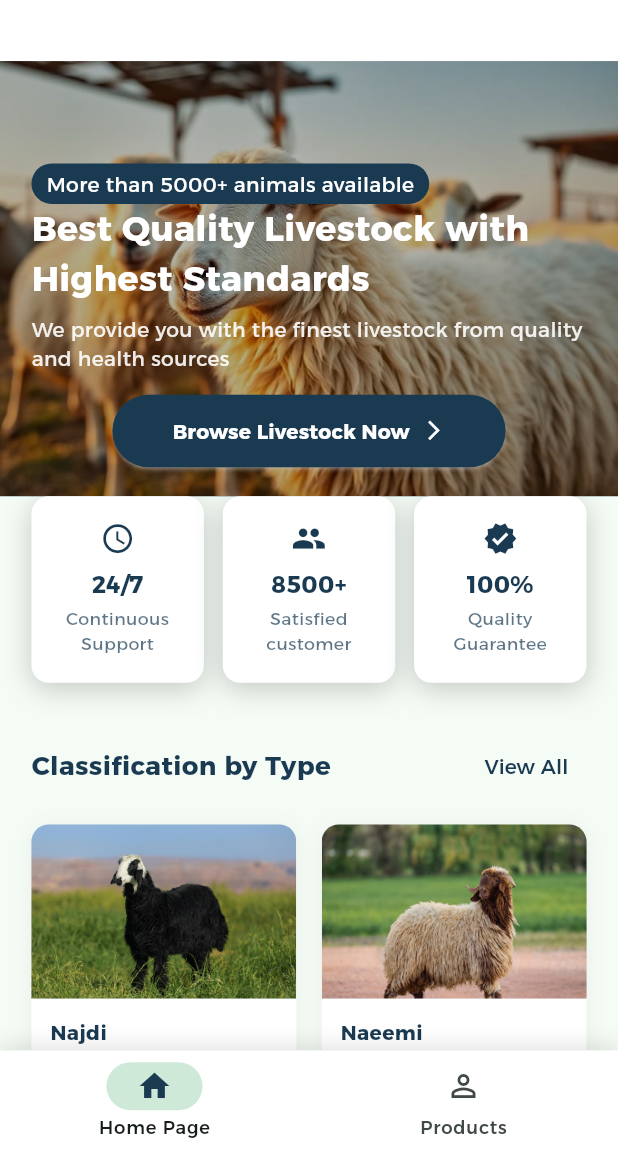
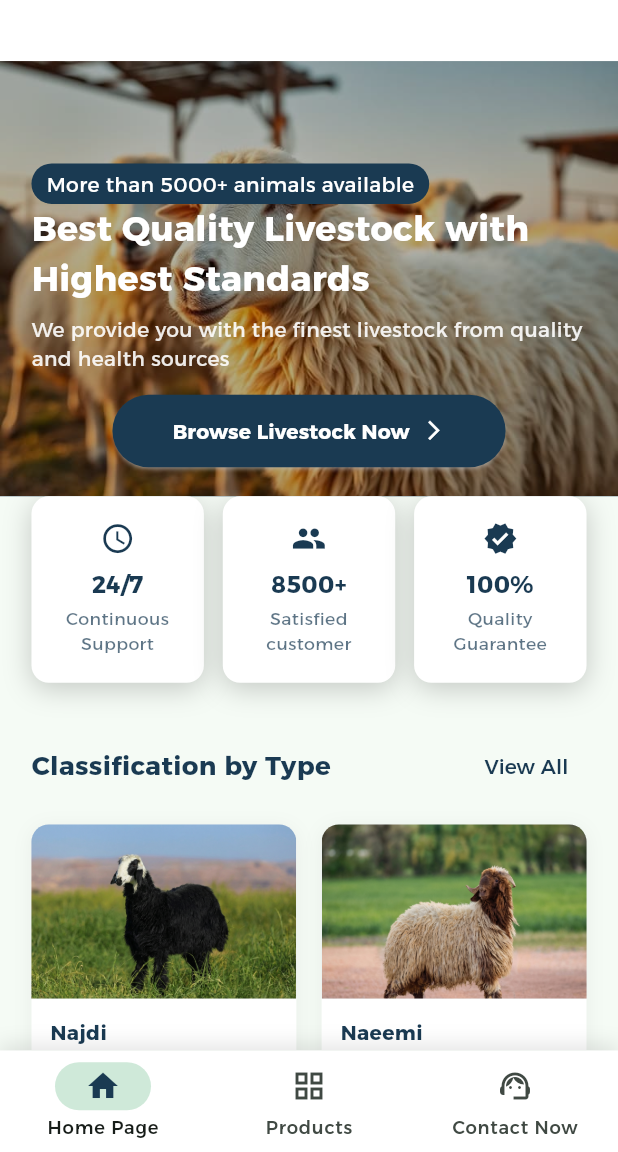
Before and after one commit to Ebtehal612/Rabwat-Alriyad, a Flutter app: the screen it shows after launch, after a tap on "EN", on a phone screen of 412 x 824 dp, the part 84-1236 px from its top. Run offline on Flutter 3.47's test engine with Material 3 defaults, Android fonts, the phone set to English and light mode, and no system bars; drawn by our look-alikes of toastification; our stand-ins replace dio, dropdown_button2, file_picker, flutter_bloc, flutter_dotenv, flutter_screenutil and 13 more; missing offline and left inert: awesome_dio_interceptor.

Commit message:
home ui & bottom bar

```diff
--- a/lib/app/route_manager/app_router.dart
+++ b/lib/app/route_manager/app_router.dart
@@ -3,6 +3,7 @@ import 'package:go_router/go_router.dart';
 import 'package:rabwat_alriyad/core/shared_preferences/prefs_keys.dart';
 import 'package:rabwat_alriyad/core/shared_preferences/shared_prefs.dart';
 import 'package:rabwat_alriyad/presentation/bottom_bar/bottom_bar.dart';
+import 'package:rabwat_alriyad/presentation/contact_us/pages/contact_us_screen.dart';
 import 'package:rabwat_alriyad/presentation/home_page/pages/home_page_screen.dart';
 import 'package:rabwat_alriyad/presentation/products/products_screen.dart';
 import 'package:rabwat_alriyad/presentation/splash/splash_screen.dart';
@@ -61,6 +62,17 @@ class AppRouter {
               ),
             ],
           ),
+          StatefulShellBranch(
+            routes: [
+              GoRoute(
+                name: ContactUsScreen.routeName,
+                path: ContactUsScreen.routeName,
+                pageBuilder: (context, state) =>
+                    const NoTransitionPage(child: ContactUsScreen()),
+              ),
+            ],
+          ),
+
         ],
       ),
     ],
--- a/lib/core/localization/app_localizations.dart
+++ b/lib/core/localization/app_localizations.dart
@@ -545,7 +545,7 @@ abstract class AppLocalizations {
   /// No description provided for @competitivePricesDesc.
   ///
   /// In en, this message translates to:
-  /// **'We offer you the best prices in the market with the ability to compare with other competitors'**
+  /// **'We offer you the best prices in the market'**
   String get competitivePricesDesc;
 
   /// No description provided for @support247.
@@ -557,7 +557,7 @@ abstract class AppLocalizations {
   /// No description provided for @support247Desc.
   ///
   /// In en, this message translates to:
-  /// **'Our team is available around the clock to meet your needs, answer your inquiries and help you with the most suitable service'**
+  /// **'Our team is available 24/7 to answer your questions and help you choose the most suitable option.'**
   String get support247Desc;
 
   /// No description provided for @fastDelivery.
@@ -619,6 +619,30 @@ abstract class AppLocalizations {
   /// In en, this message translates to:
   /// **'Benefit from the offer now'**
   String get benefitNow;
+
+  /// No description provided for @endsin.
+  ///
+  /// In en, this message translates to:
+  /// **'Ends in'**
+  String get endsin;
+
+  /// No description provided for @piece.
+  ///
+  /// In en, this message translates to:
+  /// **'Piece'**
+  String get piece;
+
+  /// No description provided for @remaining.
+  ///
+  /// In en, this message translates to:
+  /// **'Remaining'**
+  String get remaining;
+
+  /// No description provided for @contactus.
+  ///
+  /// In en, this message translates to:
+  /// **'Contact Us'**
+  String get contactus;
 }
 
 class _AppLocalizationsDelegate
--- a/lib/presentation/bottom_bar/bottom_bar.dart
+++ b/lib/presentation/bottom_bar/bottom_bar.dart
@@ -41,9 +41,14 @@ class BottomBar extends StatelessWidget {
               label: AppLocalizations.of(context)!.home,
             ),
             NavigationDestination(
-              icon: const Icon(Icons.person_outline),
-              selectedIcon: Icon(Icons.person, color:  Palette.dayBreakBlue.color7),
+              icon: const Icon(Icons.grid_view),
+              selectedIcon: Icon(Icons.grid_view, color:  Palette.dayBreakBlue.color7),
               label: AppLocalizations.of(context)!.products,
+            ),
+            NavigationDestination(
+              icon: const Icon(Icons.support_agent),
+              selectedIcon: Icon(Icons.support_agent, color:  Palette.dayBreakBlue.color7),
+              label: AppLocalizations.of(context)!.contactNow,
             ),
           ],
         ),
--- a/lib/presentation/home_page/widgets/special_offer_section.dart
+++ b/lib/presentation/home_page/widgets/special_offer_section.dart
@@ -51,10 +51,17 @@ class SpecialOfferSection extends StatelessWidget {
                   ),
                 ),
                 12.horizontalSpace,
-                CustomText.s16(
-                  AppLocalizations.of(context)!.specialOffer,
-                  color: Colors.white,
-                  bold: true,
+                Container(
+                  padding: EdgeInsets.all(8.w),
+                  decoration: BoxDecoration(
+                    color: Colors.brown.withOpacity(0.3),
+                    borderRadius: BorderRadius.circular(15.r),
+                  ),
+                  child: CustomText.s14(
+                    AppLocalizations.of(context)!.specialOffer,
+                    color: Colors.white,
+                    bold: true,
+                  ),
                 ),
               ],
             ),
@@ -79,14 +86,14 @@ class SpecialOfferSection extends StatelessWidget {
               children: [
                 _buildTimeCard(
                   context,
-                  value: "5",
-                  label: AppLocalizations.of(context)!.daysLeft,
+                  label: AppLocalizations.of(context)!.endsin,
+                  value: "5 ${AppLocalizations.of(context)!.daysLeft}",
                 ),
                 12.horizontalSpace,
                 _buildTimeCard(
                   context,
-                  value: "47",
-                  label: AppLocalizations.of(context)!.hoursLeft,
+                  label: AppLocalizations.of(context)!.remaining,
+                  value: "47 ${AppLocalizations.of(context)!.piece}",
                 ),
               ],
             ),
@@ -120,7 +127,8 @@ class SpecialOfferSection extends StatelessWidget {
     );
   }
 
-  Widget _buildTimeCard(BuildContext context, {required String value, required String label}) {
+  Widget _buildTimeCard(BuildContext context,
+      {required String value, required String label}) {
     return Container(
       padding: EdgeInsets.symmetric(horizontal: 16.w, vertical: 12.h),
       decoration: BoxDecoration(
@@ -132,16 +140,17 @@ class SpecialOfferSection extends StatelessWidget {
         ),
       ),
       child: Column(
+        crossAxisAlignment: CrossAxisAlignment.start,
         children: [
-          CustomText.s18(
+          CustomText.s12(
+            label,
+            color: Colors.white.withOpacity(0.8),
+          ),
+          4.verticalSpace,
+          CustomText.s16(
             value,
             color: Colors.white,
             bold: true,
-          ),
-          4.verticalSpace,
-          CustomText.s12(
-            label,
-            color: Colors.white.withOpacity(0.8),
           ),
         ],
       ),
--- a/lib/presentation/home_page/widgets/why_choose_us_section.dart
+++ b/lib/presentation/home_page/widgets/why_choose_us_section.dart
@@ -16,15 +16,19 @@ class WhyChooseUsSection extends StatelessWidget {
         crossAxisAlignment: CrossAxisAlignment.start,
         children: [
           // Section Title
-          CustomText.s18(
-            AppLocalizations.of(context)!.whyChooseUs,
-            color: Palette.dayBreakBlue.color7,
-            bold: true,
+          Center(
+            child: CustomText.s18(
+              AppLocalizations.of(context)!.whyChooseUs,
+              color: Palette.dayBreakBlue.color7,
+              bold: true,
+            ),
           ),
           8.verticalSpace,
-          CustomText.s14(
-            AppLocalizations.of(context)!.whyChooseUsSubtitle,
-            color: Palette.dayBreakBlue.color7.withOpacity(0.7),
+          Center(
+            child: CustomText.s14(
+              AppLocalizations.of(context)!.whyChooseUsSubtitle,
+              color: Palette.dayBreakBlue.color7.withOpacity(0.7),
+            ),
           ),
           20.verticalSpace,
 
--- a/lib/presentation/products/products_screen.dart
+++ b/lib/presentation/products/products_screen.dart
@@ -28,7 +28,7 @@ class ProductsScreen extends StatelessWidget {
               ),
               SizedBox(height: 20.h),
               Text(
-                'Profile Screen',
+                'products Screen',
                 style: TextStyle(
                   fontSize: 24.sp,
                   fontWeight: FontWeight.bold,
@@ -36,7 +36,7 @@ class ProductsScreen extends StatelessWidget {
               ),
               SizedBox(height: 10.h),
               Text(
-                'This is a placeholder profile screen.',
+                'This is a placeholder products screen.',
                 style: TextStyle(
                   fontSize: 16.sp,
                   color: Colors.grey[600],
```
Also changed, not shown: lib/core/localization/app_ar.arb (+8 -4 lines), lib/core/localization/app_en.arb (+7 -3 lines), lib/core/localization/app_localizations_ar.dart (+15 -4 lines), lib/core/localization/app_localizations_en.dart (+14 -2 lines), lib/presentation/contact_us/pages/contact_us_screen.dart (+52 -0 lines).
